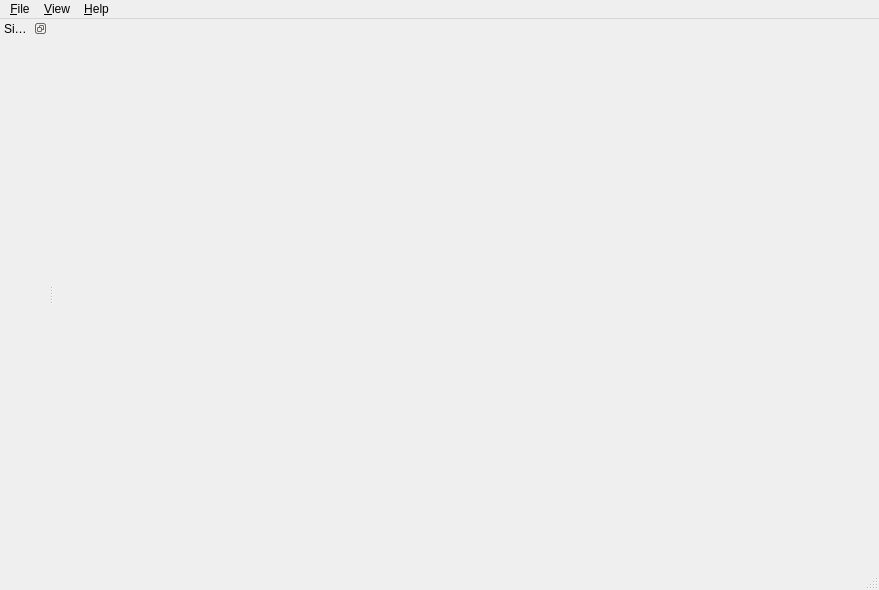
Above: src/ui/main_window.ui from thermeng/SciRender before the change. Below: the same form after it.
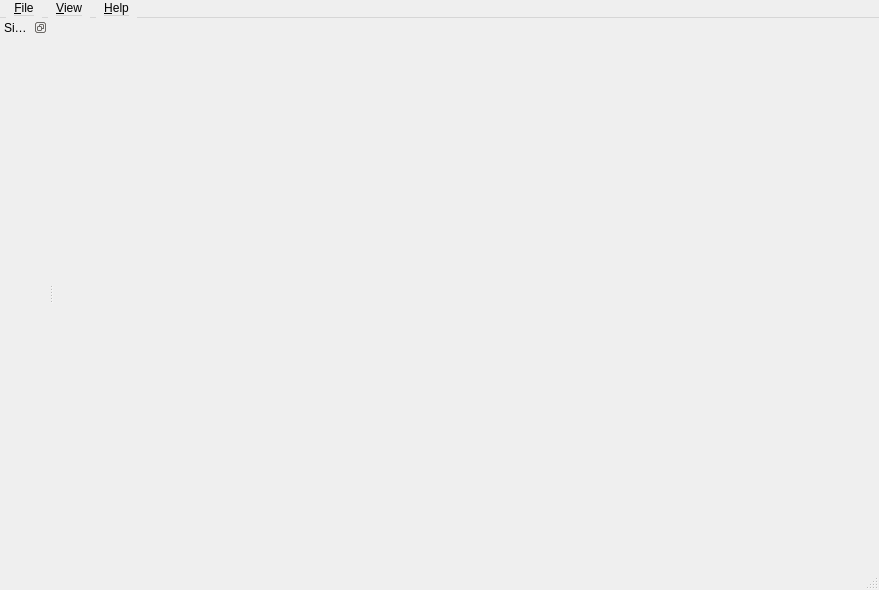
That is the form after the change.

Commit message: ui: menubar size fixing, right click context menu, spinner for parsing time

```diff
--- a/src/ui/main_window.ui
+++ b/src/ui/main_window.ui
@@ -81,6 +81,9 @@
      <height>25</height>
     </rect>
    </property>
+   <property name="styleSheet">
+    <string>QMenuBar::item{padding:2px 8px;margin:0}QMenu::item{padding:4px 20px;font-size:12px}</string>
+   </property>
    <widget class="QMenu" name="menuFile">
     <property name="title">
      <string>&amp;File</string>
```
The commit also changes 3 other files.
